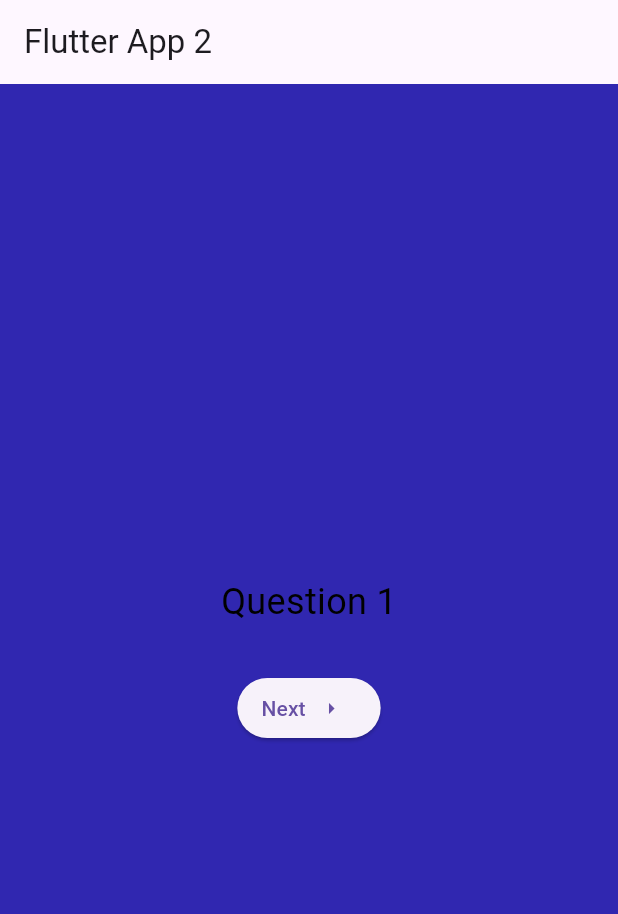
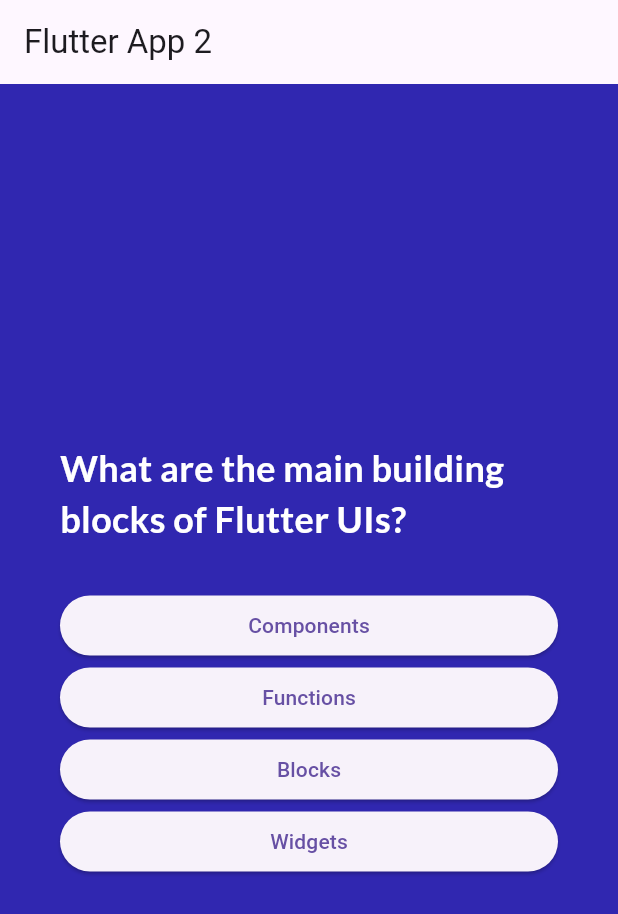
Before and after one commit to justinsl/flutter_course, a Flutter app: the screen it shows after launch, after a tap on "Start!", on a phone screen of 412 x 824 dp. Shown: the top 914 px of the screen. Run offline on Flutter 3.47's test engine with Material 3 defaults, Android fonts, the phone set to English and light mode, and no system bars; our stand-ins replace google_fonts.

Commit message:
complete project 2

```diff
--- a/flutter_app_2/lib/main.dart
+++ b/flutter_app_2/lib/main.dart
@@ -11,6 +11,6 @@ class MyApp extends StatelessWidget {
   // This widget is the root of your application.
   @override
   Widget build(BuildContext context) {
-    return Quiz();
+    return const Quiz();
   }
 }
--- a/flutter_app_2/lib/questions_screen.dart
+++ b/flutter_app_2/lib/questions_screen.dart
@@ -1,37 +1,72 @@
+import 'dart:math';
+
 import 'package:flutter/material.dart';
 import 'package:flutter_app_2/data/questions.dart';
+import 'package:google_fonts/google_fonts.dart';
 
 class QuestionsScreen extends StatefulWidget {
-  const QuestionsScreen({super.key});
+  final void Function(String) onPressedAnswer;
+  final void Function() onCompleteQuiz;
+
+  const QuestionsScreen({
+    super.key,
+    required this.onPressedAnswer,
+    required this.onCompleteQuiz,
+  });
 
   @override
-  _QuestionsScreenState createState() => _QuestionsScreenState();
+  State<QuestionsScreen> createState() => _QuestionsScreenState();
 }
 
 class _QuestionsScreenState extends State<QuestionsScreen> {
+  var currentIndex = 0;
   var currentQuestion = questions[0];
+
+  void onPressAnswer(String answer) {
+    setState(() {
+      widget.onPressedAnswer(answer);
+      currentIndex++;
+      if (currentIndex < questions.length) {
+        currentQuestion = questions[currentIndex];
+      } else {
+        // Optionally, handle the end of the quiz
+        currentIndex = 0;
+        widget.onCompleteQuiz();
+      }
+    });
+  }
 
   @override
   Widget build(BuildContext context) {
+    List<String> shuffledAnswers = List.from(currentQuestion.answers);
+    shuffledAnswers.shuffle(Random());
+
     return Center(
+      child: Padding(
+        padding: const EdgeInsets.symmetric(horizontal: 40),
         child: Column(
           mainAxisAlignment: MainAxisAlignment.center,
+          mainAxisSize: MainAxisSize.min,
           children: <Widget>[
-          const Text(
-            'Question 1',
-            style: TextStyle(
-              color: Colors.black,
+            Text(
+              currentQuestion.question,
+              style: GoogleFonts.lato(
                   fontSize: 24,
+                  fontWeight: FontWeight.bold,
+                  color: Colors.white),
+            ),
+            const SizedBox(height: 30),
+            for (var answer in shuffledAnswers)
+              SizedBox(
+                width: double.infinity,
+                child: ElevatedButton(
+                  style: ElevatedButton.styleFrom(),
+                  onPressed: () => onPressAnswer(answer),
+                  child: Text(answer),
                 ),
               ),
-          const SizedBox(height: 30),
-          ElevatedButton.icon(
-            onPressed: () {},
-            icon: const Icon(Icons.arrow_right),
-            label: const Text('Next'),
-            iconAlignment: IconAlignment.end,
+          ],
         ),
-        ],
       ),
     );
   }
--- a/flutter_app_2/lib/quiz.dart
+++ b/flutter_app_2/lib/quiz.dart
@@ -1,5 +1,8 @@
 import 'package:flutter/material.dart';
+import 'package:flutter_app_2/data/questions.dart';
+
 import 'package:flutter_app_2/questions_screen.dart';
+import 'package:flutter_app_2/results_screen.dart';
 import 'package:flutter_app_2/start_screen.dart';
 
 class Quiz extends StatefulWidget {
@@ -11,18 +14,42 @@ class Quiz extends StatefulWidget {
 
 class _QuizState extends State<Quiz> {
   late Widget _screen;
-  // ...
-
-  void switchScreen() {
-    setState(() {
-      _screen = const QuestionsScreen();
-    });
-  }
+  List<String> chosenAnswers = [];
+  List<String> correctAnswers =
+      questions.map((question) => question.answers[0]).toList();
 
   @override
   void initState() {
     super.initState();
-    _screen = StartScreen(onPressed: switchScreen);
+    _screen = StartScreen(onPressed: startQuiz);
+  }
+
+  void startQuiz() {
+    setState(() {
+      _screen = QuestionsScreen(
+          onPressedAnswer: chooseAnswer, onCompleteQuiz: finishQuiz);
+    });
+  }
+
+  void finishQuiz() {
+    setState(() {
+      _screen = ResultsScreen(
+        chosenAnswers: chosenAnswers,
+        correctAnswers: correctAnswers,
+        restartQuiz: restartQuiz,
+      );
+    });
+  }
+
+  void restartQuiz() {
+    setState(() {
+      chosenAnswers = [];
+      _screen = StartScreen(onPressed: startQuiz);
+    });
+  }
+
+  void chooseAnswer(String answer) {
+    chosenAnswers.add(answer);
   }
 
   @override
--- a/flutter_app_2/pubspec.yaml
+++ b/flutter_app_2/pubspec.yaml
@@ -34,6 +34,7 @@ dependencies:
   # The following adds the Cupertino Icons font to your application.
   # Use with the CupertinoIcons class for iOS style icons.
   cupertino_icons: ^1.0.8
+  google_fonts: ^6.2.1
 
 dev_dependencies:
   flutter_test:
```
Also changed, not shown: flutter_app_2/lib/models/quiz_question.dart (+4 -9 lines), flutter_app_2/lib/results_screen.dart (added, +135 -0 lines), flutter_app_2/pubspec.lock, 1 other file. Lines whose indentation alone changed are shown as unchanged.
